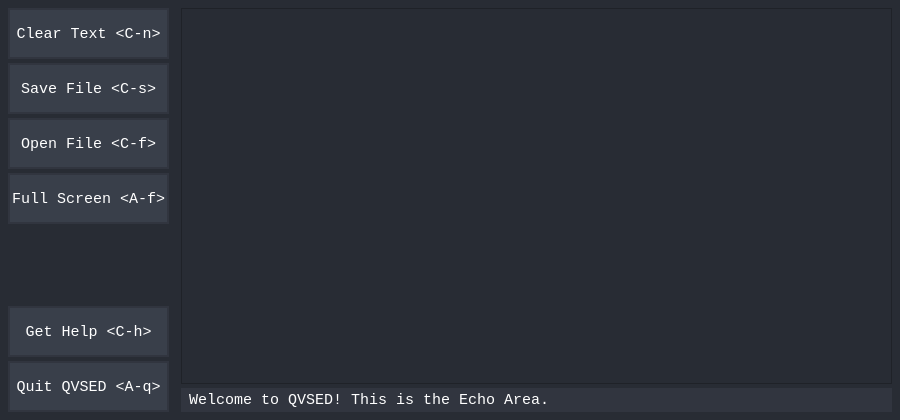
Before: the Qt Designer form qvsed/qvsed.ui in That1M8Head/QVSED, drawn with Qt 5.
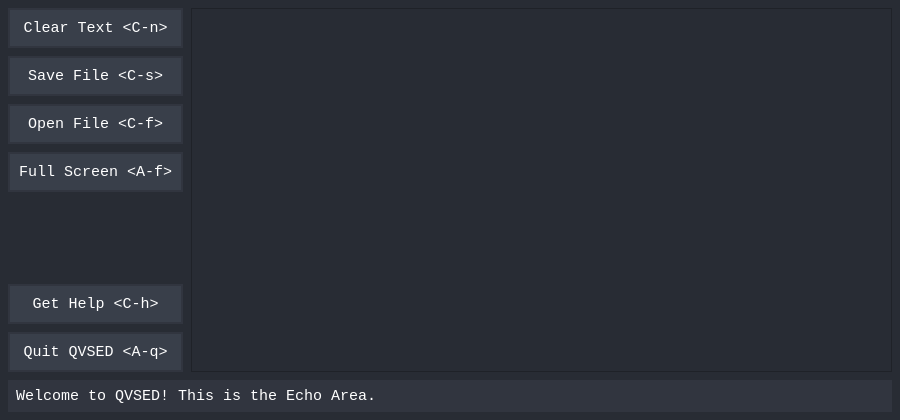
After: the same form once the commit is applied.

The edit to the form file:
```diff
--- a/qvsed/qvsed.ui
+++ b/qvsed/qvsed.ui
@@ -506,11 +506,28 @@
    </property>
    <layout class="QHBoxLayout" name="horizontalLayout">
     <property name="spacing">
-     <number>12</number>
+     <number>0</number>
     </property>
     <property name="leftMargin">
+     <number>0</number>
+    </property>
+    <property name="topMargin">
+     <number>0</number>
+    </property>
+    <property name="rightMargin">
+     <number>0</number>
+    </property>
+    <property name="bottomMargin">
+     <number>0</number>
+    </property>
+    <item>
+     <layout class="QVBoxLayout" name="verticalLayout_3">
+      <property name="spacing">
      <number>8</number>
     </property>
+      <property name="leftMargin">
+       <number>8</number>
+      </property>
     <property name="topMargin">
      <number>8</number>
     </property>
@@ -521,22 +538,21 @@
      <number>8</number>
     </property>
     <item>
-     <layout class="QVBoxLayout" name="actionDeck">
-      <property name="spacing">
-       <number>4</number>
-      </property>
+       <layout class="QHBoxLayout" name="horizontalLayout_3">
+        <item>
+         <layout class="QVBoxLayout" name="verticalLayout_2">
       <item>
        <widget class="QPushButton" name="clearButton">
         <property name="minimumSize">
          <size>
-          <width>161</width>
-          <height>51</height>
+              <width>175</width>
+              <height>40</height>
          </size>
         </property>
         <property name="maximumSize">
          <size>
           <width>161</width>
-          <height>51</height>
+              <height>40</height>
          </size>
         </property>
         <property name="font">
@@ -560,14 +576,14 @@
        <widget class="QPushButton" name="saveButton">
         <property name="minimumSize">
          <size>
-          <width>161</width>
-          <height>51</height>
+              <width>175</width>
+              <height>40</height>
          </size>
         </property>
         <property name="maximumSize">
          <size>
           <width>161</width>
-          <height>51</height>
+              <height>40</height>
          </size>
         </property>
         <property name="font">
@@ -591,14 +607,14 @@
        <widget class="QPushButton" name="openButton">
         <property name="minimumSize">
          <size>
-          <width>161</width>
-          <height>51</height>
+              <width>175</width>
+              <height>40</height>
          </size>
         </property>
         <property name="maximumSize">
          <size>
           <width>161</width>
-          <height>51</height>
+              <height>40</height>
          </size>
         </property>
         <property name="font">
@@ -622,14 +638,14 @@
        <widget class="QPushButton" name="fullscreenButton">
         <property name="minimumSize">
          <size>
-          <width>161</width>
-          <height>51</height>
+              <width>175</width>
+              <height>40</height>
          </size>
         </property>
         <property name="maximumSize">
          <size>
           <width>161</width>
-          <height>51</height>
+              <height>40</height>
          </size>
         </property>
         <property name="font">
@@ -666,14 +682,14 @@
        <widget class="QPushButton" name="helpButton">
         <property name="minimumSize">
          <size>
-          <width>161</width>
-          <height>51</height>
+              <width>175</width>
+              <height>40</height>
          </size>
         </property>
         <property name="maximumSize">
          <size>
           <width>161</width>
-          <height>51</height>
+              <height>40</height>
          </size>
         </property>
         <property name="font">
@@ -697,14 +713,14 @@
        <widget class="QPushButton" name="quitButton">
         <property name="minimumSize">
          <size>
-          <width>161</width>
-          <height>51</height>
+              <width>175</width>
+              <height>40</height>
          </size>
         </property>
         <property name="maximumSize">
          <size>
           <width>161</width>
-          <height>51</height>
+              <height>40</height>
          </size>
         </property>
         <property name="font">
@@ -727,11 +743,6 @@
      </layout>
     </item>
     <item>
-     <layout class="QVBoxLayout" name="textAndEchoAreas">
-      <property name="spacing">
-       <number>4</number>
-      </property>
-      <item>
        <widget class="QPlainTextEdit" name="textArea">
         <property name="font">
          <font>
@@ -752,6 +763,8 @@
         </property>
        </widget>
       </item>
+       </layout>
+      </item>
       <item>
        <widget class="QLineEdit" name="echoArea">
         <property name="font">
@@ -761,7 +774,7 @@
          </font>
         </property>
         <property name="styleSheet">
-         <string notr="true">border: 2px; background: #31353f; padding: 2px 6px;</string>
+         <string notr="true">border: 2px; background: #31353f; padding: 6px;</string>
         </property>
         <property name="text">
          <string>Welcome to QVSED! This is the Echo Area.</string>
```
Left out of the diff: 5 changed lines with no effect on the pictures. Lines whose indentation alone changed are shown as unchanged.
